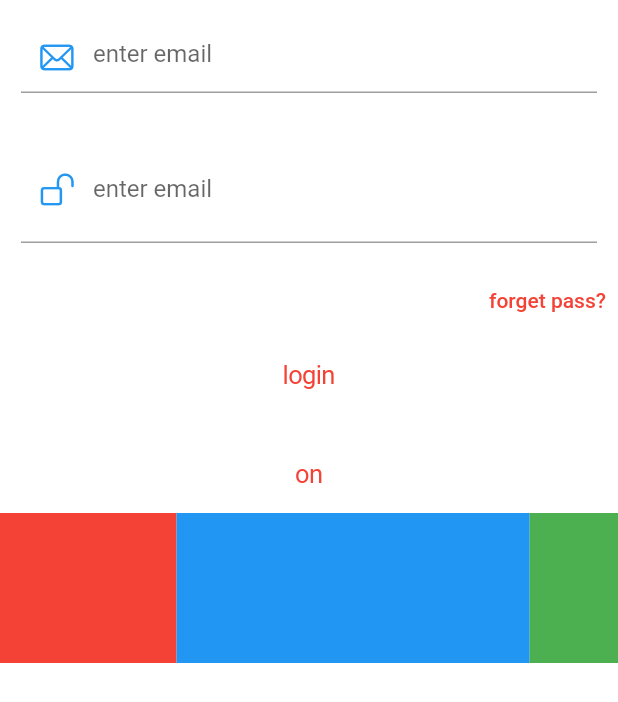
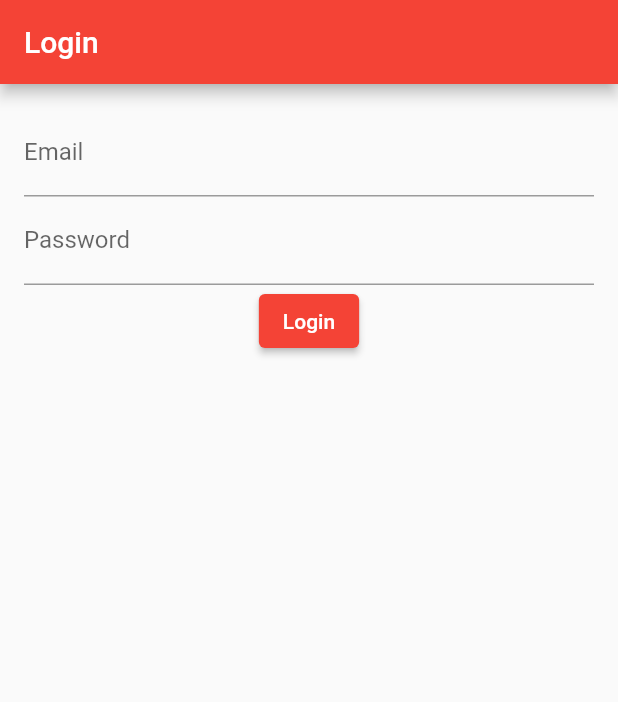
Before and after one commit to SiwarMay/RobotRace, a Flutter app: the screen it shows after launch, on a phone screen of 412 x 824 dp. Shown: the top 702 px of the screen. Run offline on Flutter 3.47's test engine with Material 2 defaults, Android fonts, the light colour scheme and no system bars.

Commit message:
second commit

```diff
--- a/robotrace/lib/pages/login.dart
+++ b/robotrace/lib/pages/login.dart
@@ -1,122 +1,59 @@
-import 'package:flutter/cupertino.dart';
 import 'package:flutter/material.dart';
-import 'package:robotrace/pages/home.dart';
+import 'package:robotrace/services/auth_services.dart';
 
-TextEditingController _emailController = TextEditingController();
-TextEditingController _passController = TextEditingController();
-bool _isPassVisible = false;
+class LoginPage extends StatelessWidget {
+  final TextEditingController emailController = TextEditingController();
+  final TextEditingController passwordController = TextEditingController();
 
-bool _isClicked = false;
+  void handleLogin() async {
+    String email = emailController.text;
+    String password = passwordController.text;
 
-class LoginPage extends StatefulWidget {
-  @override
-  _LoginPageState createState() => _LoginPageState();
-}
+    try {
+      String token = await AuthService.login(email, password);
+      // Traitement du token de connexion
+      print('Token: $token');
+    } catch (e) {
+      // Gestion des erreurs de connexion
+      if (e.toString() == 'Mot de passe incorrect') {
+        // Mot de passe incorrect
+        print('Mot de passe incorrect');
+      } else {
+        // Autre erreur de connexion
+        print('Erreur de connexion: $e');
+      }
+    }
+  }
 
-class _LoginPageState extends State<LoginPage> {
   @override
   Widget build(BuildContext context) {
     return Scaffold(
-      backgroundColor: Colors.white,
-      body: SafeArea(
-          child: SingleChildScrollView(
+      appBar: AppBar(
+        title: Text('Login'),
+      ),
+      body: Padding(
+        padding: EdgeInsets.all(16.0),
         child: Column(
           children: [
-            Container(
-                color: Colors.white,
-                margin: EdgeInsets.all(14),
-                child: TextField(
-                  controller: _emailController,
-                  decoration: InputDecoration(
-                      prefixIcon: Icon(
-                        CupertinoIcons.mail,
-                        color: Colors.blue,
-                      ),
-                      hintText: 'enter email'),
-                )),
-            Container(
-                color: Colors.white,
-                margin: EdgeInsets.all(14),
-                child: TextField(
-                  obscureText: _isPassVisible,
-                  controller: _passController,
-                  decoration: InputDecoration(
-                      suffix: TextButton(
-                          onPressed: () {
-                            setState(() {
-                              _isPassVisible = !_isPassVisible;
-                            });
-                            print(_isPassVisible);
-                          },
-                          child: Text(_isPassVisible ? 'show' : 'hide')),
-                      prefixIcon: Icon(
-                        _isPassVisible
-                            ? CupertinoIcons.lock
-                            : CupertinoIcons.lock_open,
-                        color: Colors.blue,
-                      ),
-                      hintText: 'enter email'),
-                )),
-            Row(
-              mainAxisAlignment: MainAxisAlignment.end,
-              children: [
-                TextButton(onPressed: () {}, child: Text('forget pass?')),
-              ],
+            TextField(
+              controller: emailController,
+              decoration: InputDecoration(
+                labelText: 'Email',
+              ),
             ),
-            CupertinoButton(
-              child: Text(
-                'login',
-                style: TextStyle(color: Colors.red),
+            TextField(
+              controller: passwordController,
+              decoration: InputDecoration(
+                labelText: 'Password',
               ),
-              onPressed: () {
-                Navigator.push(context,
-                    CupertinoPageRoute(builder: (context) => HomePAge()));
-              },
-              color: Colors.white,
             ),
-            SizedBox(
-              height: 14,
+            ElevatedButton(
+              onPressed: handleLogin,
+              child: Text('Login'),
             ),
-            CupertinoButton(
-              child: Text(
-                _isClicked ? 'off' : 'on',
-                style: TextStyle(color: Colors.red),
-              ),
-              onPressed: () {
-                setState(() {
-                  _isClicked = !_isClicked;
-                });
-              },
-              color: Colors.white,
-            ),
-            Row(
-              children: [
-                Expanded(
-                  flex: 2,
-                  child: Container(
-                    height: 100,
-                    color: Colors.red,
-                  ),
-                ),
-                Expanded(
-                  flex: 4,
-                  child: Container(
-                    height: 100,
-                    color: Colors.blue,
-                  ),
-                ),
-                Expanded(
-                  flex: 1,
-                  child: Container(
-                    height: 100,
-                    color: Colors.green,
-                  ),
-                ),
-              ],
-            )
           ],
         ),
-      )),
+      ),
     );
   }
 }
--- a/robotrace/pubspec.yaml
+++ b/robotrace/pubspec.yaml
@@ -35,6 +35,7 @@ dependencies:
   # The following adds the Cupertino Icons font to your application.
   # Use with the CupertinoIcons class for iOS style icons.
   cupertino_icons: ^1.0.2
+  http: ^1.1.0
 
 dev_dependencies:
   flutter_test:
```
Also changed, not shown: robotrace/lib/services/auth_services.dart (added, +46 -0 lines), robotrace/pubspec.lock, 6 other files.
